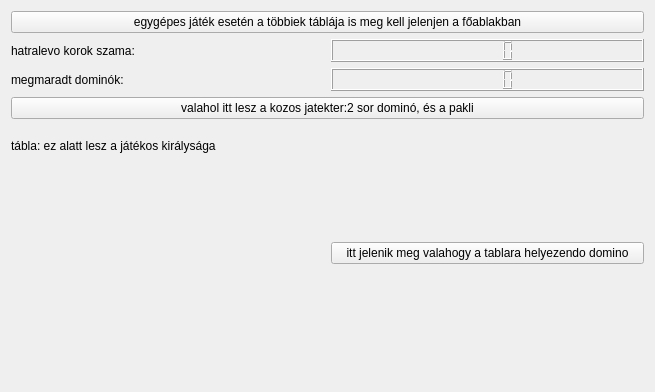
Before: the Qt Designer form jatek/widget.ui in rrmrrm/dominoSzeru, drawn with Qt 5.
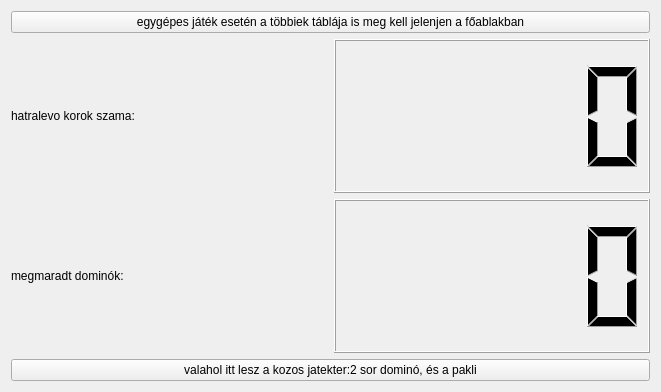
After: the same form once the commit is applied. Custom widgets are drawn as their Qt base class.

The edit to the form file:
```diff
--- a/jatek/widget.ui
+++ b/jatek/widget.ui
@@ -6,7 +6,7 @@
    <rect>
     <x>0</x>
     <y>0</y>
-    <width>655</width>
+    <width>661</width>
     <height>392</height>
    </rect>
   </property>
@@ -32,36 +32,7 @@
     </widget>
    </item>
    <item row="3" column="0">
-    <layout class="QHBoxLayout" name="horizontalLayout">
-     <item>
-      <layout class="QVBoxLayout" name="verticalLayout" stretch="1,5">
-       <item>
-        <widget class="QLabel" name="label">
-         <property name="text">
-          <string>tábla: ez alatt lesz a játékos királysága</string>
-         </property>
-        </widget>
-       </item>
-       <item>
-        <layout class="QGridLayout" name="tableContainerLaout">
-         <property name="sizeConstraint">
-          <enum>QLayout::SetMaximumSize</enum>
-         </property>
-         <item row="0" column="0">
-          <widget class="TableWidget" name="table" native="true"/>
-         </item>
-        </layout>
-       </item>
-      </layout>
-     </item>
-     <item>
-      <widget class="QPushButton" name="pushButton">
-       <property name="text">
-        <string>itt jelenik meg valahogy a tablara helyezendo domino</string>
-       </property>
-      </widget>
-     </item>
-    </layout>
+    <layout class="QHBoxLayout" name="playerLayout" stretch=""/>
    </item>
    <item row="1" column="0">
     <layout class="QGridLayout" name="gridLayout">
@@ -90,14 +61,6 @@
   </layout>
  </widget>
  <layoutdefault spacing="6" margin="11"/>
- <customwidgets>
-  <customwidget>
-   <class>TableWidget</class>
-   <extends>QWidget</extends>
-   <header location="global">tablewidget.h</header>
-   <container>1</container>
-  </customwidget>
- </customwidgets>
  <resources/>
  <connections/>
 </ui>
```
